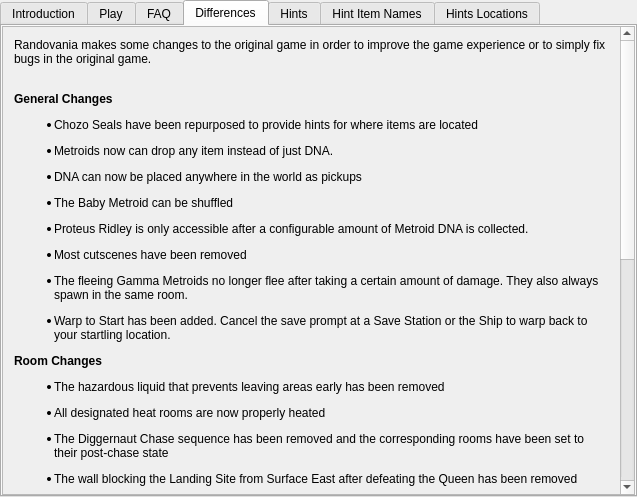
Old version of the form randovania/gui/ui_files/games_tab_samusreturns_widget.ui in the repository randovania/randovania.
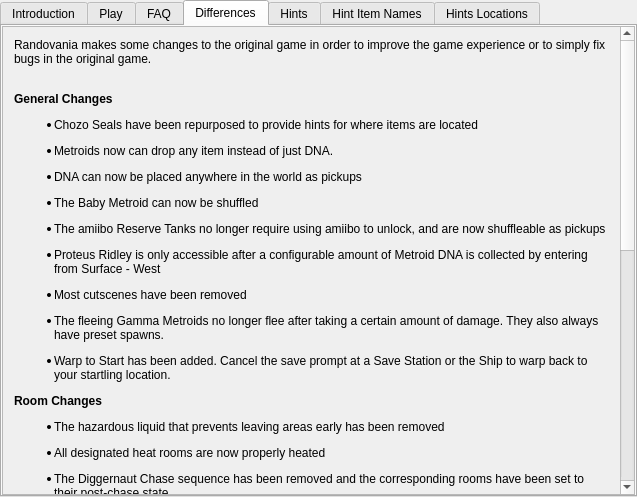
New version of the form. The open tabs and pages were chosen to show the change. Custom widgets are drawn as their Qt base class.

```diff
--- a/randovania/gui/ui_files/games_tab_samusreturns_widget.ui
+++ b/randovania/gui/ui_files/games_tab_samusreturns_widget.ui
@@ -151,14 +151,14 @@
       <x>0</x>
       <y>-46</y>
       <width>617</width>
-      <height>877</height>
+      <height>915</height>
      </rect>
     </property>
     <layout class="QVBoxLayout" name="verticalLayout">
      <item>
       <widget class="QLabel" name="differences_label">
        <property name="text">
-        <string>&lt;html&gt;&lt;head/&gt;&lt;body&gt;&lt;p&gt;Randovania makes some changes to the original game in order to improve the game experience or to simply fix bugs in the original game.&lt;/p&gt;&lt;p&gt;&lt;br/&gt;&lt;span style=&quot; font-weight:600;&quot;&gt;General Changes&lt;/span&gt;&lt;/p&gt;&lt;ul style=&quot;margin-top: 0px; margin-bottom: 0px; margin-left: 0px; margin-right: 0px; -qt-list-indent: 1;&quot;&gt;&lt;li style=&quot; margin-top:12px; margin-bottom:0px; margin-left:0px; margin-right:0px; -qt-block-indent:0; text-indent:0px;&quot;&gt;Chozo Seals have been repurposed to provide hints for where items are located&lt;/li&gt;&lt;li style=&quot; margin-top:12px; margin-bottom:0px; margin-left:0px; margin-right:0px; -qt-block-indent:0; text-indent:0px;&quot;&gt;Metroids now can drop any item instead of just DNA.&lt;/li&gt;&lt;li style=&quot; margin-top:12px; margin-bottom:0px; margin-left:0px; margin-right:0px; -qt-block-indent:0; text-indent:0px;&quot;&gt;DNA can now be placed anywhere in the world as pickups&lt;/li&gt;&lt;li style=&quot; margin-top:12px; margin-bottom:0px; margin-left:0px; margin-right:0px; -qt-block-indent:0; text-indent:0px;&quot;&gt;The Baby Metroid can be shuffled&lt;/li&gt;&lt;li style=&quot; margin-top:12px; margin-bottom:0px; margin-left:0px; margin-right:0px; -qt-block-indent:0; text-indent:0px;&quot;&gt;Proteus Ridley is only accessible after a configurable amount of Metroid DNA is collected. &lt;/li&gt;&lt;li style=&quot; margin-top:12px; margin-bottom:0px; margin-left:0px; margin-right:0px; -qt-block-indent:0; text-indent:0px;&quot;&gt;Most cutscenes have been removed&lt;/li&gt;&lt;li style=&quot; margin-top:12px; margin-bottom:0px; margin-left:0px; margin-right:0px; -qt-block-indent:0; text-indent:0px;&quot;&gt;The fleeing Gamma Metroids no longer flee after taking a certain amount of damage. They also always spawn in the same room.&lt;/li&gt;&lt;li style=&quot; margin-top:12px; margin-bottom:0px; margin-left:0px; margin-right:0px; -qt-block-indent:0; text-indent:0px;&quot;&gt;Warp to Start has been added. Cancel the save prompt at a Save Station or the Ship to warp back to your startling location.&lt;/li&gt;&lt;/ul&gt;&lt;p&gt;&lt;span style=&quot; font-weight:600;&quot;&gt;Room Changes&lt;/span&gt;&lt;/p&gt;&lt;ul style=&quot;margin-top: 0px; margin-bottom: 0px; margin-left: 0px; margin-right: 0px; -qt-list-indent: 1;&quot;&gt;&lt;li style=&quot; margin-top:12px; margin-bottom:0px; margin-left:0px; margin-right:0px; -qt-block-indent:0; text-indent:0px;&quot;&gt;The hazardous liquid that prevents leaving areas early has been removed&lt;/li&gt;&lt;/ul&gt;&lt;ul style=&quot;margin-top: 0px; margin-bottom: 0px; margin-left: 0px; margin-right: 0px; -qt-list-indent: 1;&quot;&gt;&lt;li style=&quot; margin-top:12px; margin-bottom:0px; margin-left:0px; margin-right:0px; -qt-block-indent:0; text-indent:0px;&quot;&gt;All designated heat rooms are now properly heated&lt;/li&gt;&lt;/ul&gt;&lt;ul style=&quot;margin-top: 0px; margin-bottom: 0px; margin-left: 0px; margin-right: 0px; -qt-list-indent: 1;&quot;&gt;&lt;li style=&quot; margin-top:12px; margin-bottom:0px; margin-left:0px; margin-right:0px; -qt-block-indent:0; text-indent:0px;&quot;&gt;The Diggernaut Chase sequence has been removed and the corresponding rooms have been set to their post-chase state&lt;/li&gt;&lt;li style=&quot; margin-top:12px; margin-bottom:0px; margin-left:0px; margin-right:0px; -qt-block-indent:0; text-indent:0px;&quot;&gt;The wall blocking the Landing Site from Surface East after defeating the Queen has been removed&lt;/li&gt;&lt;li style=&quot; margin-top:12px; margin-bottom:0px; margin-left:0px; margin-right:0px; -qt-block-indent:0; text-indent:0px;&quot;&gt;In the vanilla game, the Surface area where Proteus Ridley resides is a separate map from the starting Surface. These are normally not connected. This has been changed to warp the player to the other Surface map by passing the Baby blocks in the Landing Site. Once enough DNA is collected to access Ridley, you can no longer warp from Surface West to Surface East.&lt;/li&gt;&lt;/ul&gt;&lt;p&gt;&lt;span style=&quot; font-weight:600;&quot;&gt;Door Changes&lt;/span&gt;&lt;/p&gt;&lt;ul style=&quot;margin-top: 0px; margin-bottom: 0px; margin-left: 0px; margin-right: 0px; -qt-list-indent: 1;&quot;&gt;&lt;li style=&quot; margin-top:12px; margin-bottom:0px; margin-left:0px; margin-right:0px; -qt-block-indent:0; text-indent:0px;&quot;&gt;Most Charge Beam doors at the entrance and exit of every area have been changed to Power Beam doors, excluding Area 4 - East and Area 6.&lt;/li&gt;&lt;li style=&quot; margin-top:12px; margin-bottom:0px; margin-left:0px; margin-right:0px; -qt-block-indent:0; text-indent:0px;&quot;&gt;Most beam doors are now double-sided. This simplifies traversing through areas in reverse&lt;/li&gt;&lt;li style=&quot; margin-top:12px; margin-bottom:0px; margin-left:0px; margin-right:0px; -qt-block-indent:0; text-indent:0px;&quot;&gt;Some one-way doors are now two-way. These include: &lt;br/&gt;&lt;br/&gt;&lt;span style=&quot; font-weight:600;&quot;&gt;Area1&lt;/span&gt;&lt;br/&gt;&lt;/li&gt;&lt;/ul&gt;&lt;ul type=&quot;circle&quot; style=&quot;margin-top: 0px; margin-bottom: 0px; margin-left: 0px; margin-right: 0px; -qt-list-indent: 2;&quot;&gt;&lt;li style=&quot; margin-top:0px; margin-bottom:0px; margin-left:0px; margin-right:0px; -qt-block-indent:0; text-indent:0px;&quot;&gt;The Missile door entering Bomb room no longer locks, removing the requirement for Bombs and preventing a potential softlock.&lt;/li&gt;&lt;li style=&quot; margin-top:0px; margin-bottom:0px; margin-left:0px; margin-right:0px; -qt-block-indent:0; text-indent:0px;&quot;&gt;Shaft East can now be entered from the exterior without needing to open the door from the inside first&lt;/li&gt;&lt;li style=&quot; margin-top:0px; margin-bottom:0px; margin-left:0px; margin-right:0px; -qt-block-indent:0; text-indent:0px;&quot;&gt;The exterior Alpha can now be exited without Bombs, preventing a potential softlock&lt;/li&gt;&lt;p&gt;&lt;span style=&quot; font-weight:600;&quot;&gt;Area 3&lt;/span&gt;&lt;/p&gt;&lt;li style=&quot; margin-top:0px; margin-bottom:0px; margin-left:0px; margin-right:0px; -qt-block-indent:0; text-indent:0px;&quot;&gt;The two one-way doors in the Chozo Seal room no longer close behind you&lt;/li&gt;&lt;p&gt;&lt;span style=&quot; font-weight:600;&quot;&gt;Area 4&lt;/span&gt;&lt;/p&gt;&lt;li style=&quot; margin-top:0px; margin-bottom:0px; margin-left:0px; margin-right:0px; -qt-block-indent:0; text-indent:0px;&quot;&gt;The Chozo Seal Spazer door no longer closes behind you if you go for the item &lt;/li&gt;&lt;p&gt;&lt;span style=&quot; font-weight:600;&quot;&gt;Area 5&lt;/span&gt;&lt;/p&gt;&lt;li style=&quot; margin-top:0px; margin-bottom:0px; margin-left:0px; margin-right:0px; -qt-block-indent:0; text-indent:0px;&quot;&gt;You can now enter and exit from both doors in the Plasma Beam room &lt;/li&gt;&lt;li style=&quot; margin-top:0px; margin-bottom:0px; margin-left:0px; margin-right:0px; -qt-block-indent:0; text-indent:0px;&quot;&gt;Gravity Suit room can now be exited through the door as well as the Morph Ball tunnel&lt;/li&gt;&lt;/ul&gt;&lt;/body&gt;&lt;/html&gt;</string>
+        <string>&lt;html&gt;&lt;head/&gt;&lt;body&gt;&lt;p&gt;Randovania makes some changes to the original game in order to improve the game experience or to simply fix bugs in the original game.&lt;/p&gt;&lt;p&gt;&lt;br/&gt;&lt;span style=&quot; font-weight:600;&quot;&gt;General Changes&lt;/span&gt;&lt;/p&gt;&lt;ul style=&quot;margin-top: 0px; margin-bottom: 0px; margin-left: 0px; margin-right: 0px; -qt-list-indent: 1;&quot;&gt;&lt;li style=&quot; margin-top:12px; margin-bottom:0px; margin-left:0px; margin-right:0px; -qt-block-indent:0; text-indent:0px;&quot;&gt;Chozo Seals have been repurposed to provide hints for where items are located&lt;/li&gt;&lt;li style=&quot; margin-top:12px; margin-bottom:0px; margin-left:0px; margin-right:0px; -qt-block-indent:0; text-indent:0px;&quot;&gt;Metroids now can drop any item instead of just DNA.&lt;/li&gt;&lt;li style=&quot; margin-top:12px; margin-bottom:0px; margin-left:0px; margin-right:0px; -qt-block-indent:0; text-indent:0px;&quot;&gt;DNA can now be placed anywhere in the world as pickups&lt;/li&gt;&lt;li style=&quot; margin-top:12px; margin-bottom:0px; margin-left:0px; margin-right:0px; -qt-block-indent:0; text-indent:0px;&quot;&gt;The Baby Metroid can now be shuffled&lt;/li&gt;&lt;li style=&quot; margin-top:12px; margin-bottom:0px; margin-left:0px; margin-right:0px; -qt-block-indent:0; text-indent:0px;&quot;&gt;The amiibo Reserve Tanks no longer require using amiibo to unlock, and are now shuffleable as pickups&lt;/li&gt;&lt;li style=&quot; margin-top:12px; margin-bottom:0px; margin-left:0px; margin-right:0px; -qt-block-indent:0; text-indent:0px;&quot;&gt;Proteus Ridley is only accessible after a configurable amount of Metroid DNA is collected by entering from Surface - West&lt;/li&gt;&lt;li style=&quot; margin-top:12px; margin-bottom:0px; margin-left:0px; margin-right:0px; -qt-block-indent:0; text-indent:0px;&quot;&gt;Most cutscenes have been removed&lt;/li&gt;&lt;li style=&quot; margin-top:12px; margin-bottom:0px; margin-left:0px; margin-right:0px; -qt-block-indent:0; text-indent:0px;&quot;&gt;The fleeing Gamma Metroids no longer flee after taking a certain amount of damage. They also always have preset spawns.&lt;/li&gt;&lt;li style=&quot; margin-top:12px; margin-bottom:0px; margin-left:0px; margin-right:0px; -qt-block-indent:0; text-indent:0px;&quot;&gt;Warp to Start has been added. Cancel the save prompt at a Save Station or the Ship to warp back to your startling location.&lt;/li&gt;&lt;/ul&gt;&lt;p&gt;&lt;span style=&quot; font-weight:600;&quot;&gt;Room Changes&lt;/span&gt;&lt;/p&gt;&lt;ul style=&quot;margin-top: 0px; margin-bottom: 0px; margin-left: 0px; margin-right: 0px; -qt-list-indent: 1;&quot;&gt;&lt;li style=&quot; margin-top:12px; margin-bottom:0px; margin-left:0px; margin-right:0px; -qt-block-indent:0; text-indent:0px;&quot;&gt;The hazardous liquid that prevents leaving areas early has been removed&lt;/li&gt;&lt;/ul&gt;&lt;ul style=&quot;margin-top: 0px; margin-bottom: 0px; margin-left: 0px; margin-right: 0px; -qt-list-indent: 1;&quot;&gt;&lt;li style=&quot; margin-top:12px; margin-bottom:0px; margin-left:0px; margin-right:0px; -qt-block-indent:0; text-indent:0px;&quot;&gt;All designated heat rooms are now properly heated&lt;/li&gt;&lt;/ul&gt;&lt;ul style=&quot;margin-top: 0px; margin-bottom: 0px; margin-left: 0px; margin-right: 0px; -qt-list-indent: 1;&quot;&gt;&lt;li style=&quot; margin-top:12px; margin-bottom:0px; margin-left:0px; margin-right:0px; -qt-block-indent:0; text-indent:0px;&quot;&gt;The Diggernaut Chase sequence has been removed and the corresponding rooms have been set to their post-chase state&lt;/li&gt;&lt;li style=&quot; margin-top:12px; margin-bottom:0px; margin-left:0px; margin-right:0px; -qt-block-indent:0; text-indent:0px;&quot;&gt;The wall blocking the Landing Site from Surface - East after defeating the Queen has been removed&lt;/li&gt;&lt;li style=&quot; margin-top:12px; margin-bottom:0px; margin-left:0px; margin-right:0px; -qt-block-indent:0; text-indent:0px;&quot;&gt;In the vanilla game, the Surface area where Proteus Ridley resides is a separate map from the starting Surface. These are normally not connected. This has been changed to warp the player to the other Surface map by passing the Baby blocks in the Landing Site. Once enough DNA is collected to access Ridley, you can no longer warp from Surface West to Surface East.&lt;/li&gt;&lt;/ul&gt;&lt;p&gt;&lt;span style=&quot; font-weight:600;&quot;&gt;Door Changes&lt;/span&gt;&lt;/p&gt;&lt;ul style=&quot;margin-top: 0px; margin-bottom: 0px; margin-left: 0px; margin-right: 0px; -qt-list-indent: 1;&quot;&gt;&lt;li style=&quot; margin-top:12px; margin-bottom:0px; margin-left:0px; margin-right:0px; -qt-block-indent:0; text-indent:0px;&quot;&gt;Most Charge Beam doors at the entrance and exit of every area have been changed to Power Beam doors, excluding Area 4 - East and Area 6.&lt;/li&gt;&lt;li style=&quot; margin-top:12px; margin-bottom:0px; margin-left:0px; margin-right:0px; -qt-block-indent:0; text-indent:0px;&quot;&gt;Most beam doors are now double-sided. This simplifies traversing through areas in reverse&lt;/li&gt;&lt;li style=&quot; margin-top:12px; margin-bottom:0px; margin-left:0px; margin-right:0px; -qt-block-indent:0; text-indent:0px;&quot;&gt;Some one-way doors are now two-way. These include: &lt;br/&gt;&lt;br/&gt;&lt;span style=&quot; font-weight:600;&quot;&gt;Area1&lt;/span&gt;&lt;br/&gt;&lt;/li&gt;&lt;/ul&gt;&lt;ul type=&quot;circle&quot; style=&quot;margin-top: 0px; margin-bottom: 0px; margin-left: 0px; margin-right: 0px; -qt-list-indent: 2;&quot;&gt;&lt;li style=&quot; margin-top:0px; margin-bottom:0px; margin-left:0px; margin-right:0px; -qt-block-indent:0; text-indent:0px;&quot;&gt;The Missile door entering Bomb room no longer locks, removing the requirement for Bombs and preventing a potential softlock.&lt;/li&gt;&lt;li style=&quot; margin-top:0px; margin-bottom:0px; margin-left:0px; margin-right:0px; -qt-block-indent:0; text-indent:0px;&quot;&gt;Shaft East can now be entered from the exterior without needing to open the door from the inside first&lt;/li&gt;&lt;li style=&quot; margin-top:0px; margin-bottom:0px; margin-left:0px; margin-right:0px; -qt-block-indent:0; text-indent:0px;&quot;&gt;The exterior Alpha can now be exited without Bombs, preventing a potential softlock&lt;/li&gt;&lt;p&gt;&lt;span style=&quot; font-weight:600;&quot;&gt;Area 3&lt;/span&gt;&lt;/p&gt;&lt;li style=&quot; margin-top:0px; margin-bottom:0px; margin-left:0px; margin-right:0px; -qt-block-indent:0; text-indent:0px;&quot;&gt;The two one-way doors in the Chozo Seal room no longer close behind you&lt;/li&gt;&lt;p&gt;&lt;span style=&quot; font-weight:600;&quot;&gt;Area 4&lt;/span&gt;&lt;/p&gt;&lt;li style=&quot; margin-top:0px; margin-bottom:0px; margin-left:0px; margin-right:0px; -qt-block-indent:0; text-indent:0px;&quot;&gt;The Chozo Seal Spazer door no longer closes behind you if you go for the item &lt;/li&gt;&lt;p&gt;&lt;span style=&quot; font-weight:600;&quot;&gt;Area 5&lt;/span&gt;&lt;/p&gt;&lt;li style=&quot; margin-top:0px; margin-bottom:0px; margin-left:0px; margin-right:0px; -qt-block-indent:0; text-indent:0px;&quot;&gt;You can now enter and exit from both doors in the Plasma Beam room &lt;/li&gt;&lt;li style=&quot; margin-top:0px; margin-bottom:0px; margin-left:0px; margin-right:0px; -qt-block-indent:0; text-indent:0px;&quot;&gt;Gravity Suit room can now be exited through the door as well as the Morph Ball tunnel&lt;/li&gt;&lt;/ul&gt;&lt;/body&gt;&lt;/html&gt;</string>
        </property>
        <property name="alignment">
         <set>Qt::AlignLeading|Qt::AlignLeft|Qt::AlignTop</set>
```
